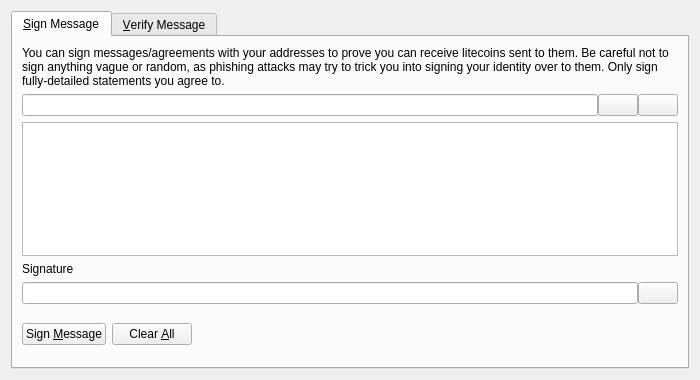
Before: the Qt Designer form src/qt/forms/signverifymessagedialog.ui in cryptobuks1/bidcoin, drawn with Qt 5.
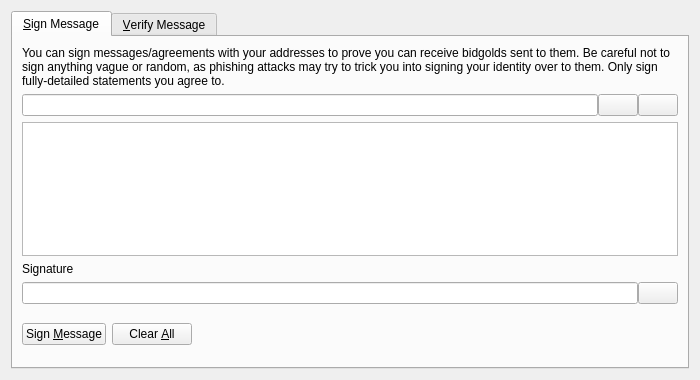
After: the same form once the commit is applied. Icons and pictures are not drawn. Custom widgets are drawn as their Qt base class.

Commit message: change names for the new coin BIDGOLD letter BDG

What changed in the file:
```diff
--- a/src/qt/forms/signverifymessagedialog.ui
+++ b/src/qt/forms/signverifymessagedialog.ui
@@ -30,7 +30,7 @@
        <item>
         <widget class="QLabel" name="infoLabel_SM">
          <property name="text">
-          <string>You can sign messages/agreements with your addresses to prove you can receive litecoins sent to them. Be careful not to sign anything vague or random, as phishing attacks may try to trick you into signing your identity over to them. Only sign fully-detailed statements you agree to.</string>
+          <string>You can sign messages/agreements with your addresses to prove you can receive bidgolds sent to them. Be careful not to sign anything vague or random, as phishing attacks may try to trick you into signing your identity over to them. Only sign fully-detailed statements you agree to.</string>
          </property>
          <property name="textFormat">
           <enum>Qt::PlainText</enum>
```
Left out of the diff: 8 changed lines with no effect on the pictures. The commit also changes 284 other files.
